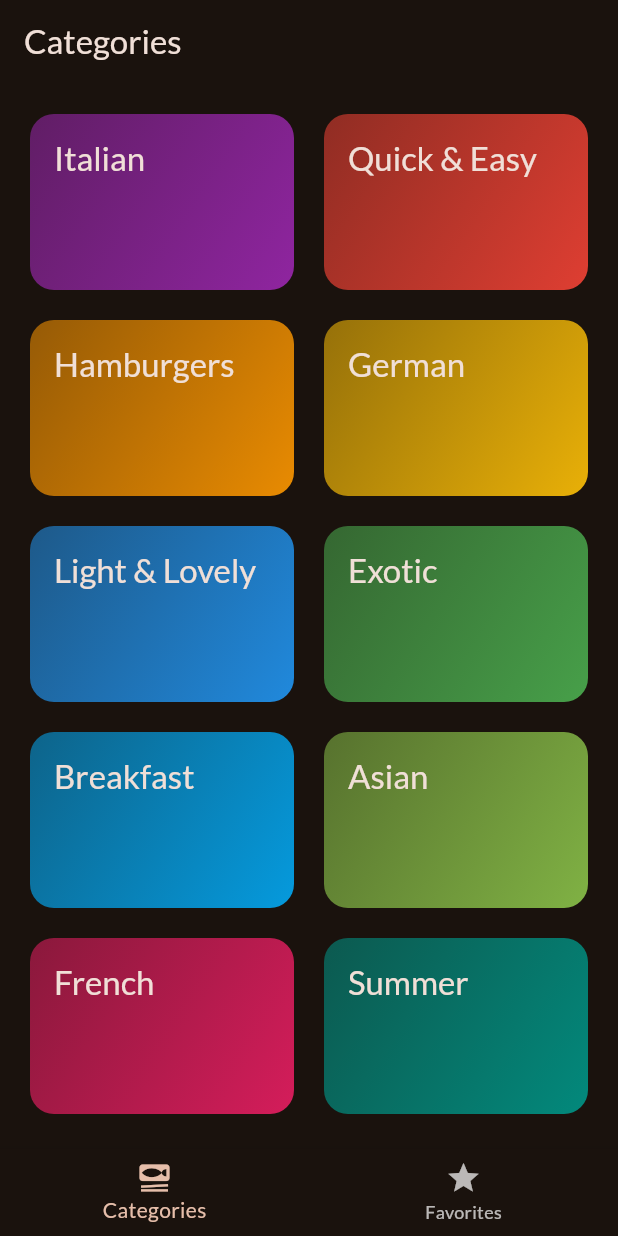
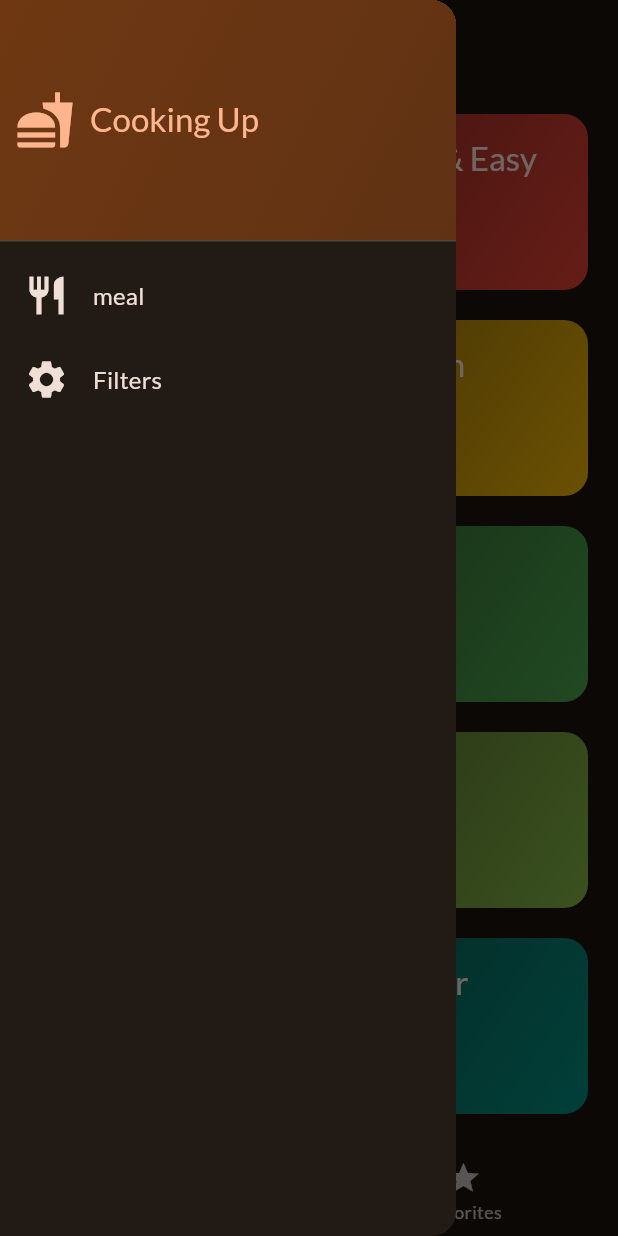
Before and after one commit to rinku-kr/flutter-meal-app, a Flutter app: the screen it shows after launch, with the side drawer open (before the commit the screen has no drawer), on a phone screen of 412 x 824 dp. Run offline on Flutter 3.47's test engine with Material 2 defaults, Android fonts, the phone set to English and light mode, and no system bars; our stand-ins replace google_fonts, transparent_image.

Commit message:
Adding a side drawer!

```diff
--- a/lib/screens/tabs.dart
+++ b/lib/screens/tabs.dart
@@ -3,6 +3,7 @@ import 'package:meal_app/screens/categories.dart';
 import 'package:meal_app/screens/meals.dart';
 
 import 'package:meal_app/models/meal.dart';
+import 'package:meal_app/widgets/main_drawer.dart';
 
 class TabsScreen extends StatefulWidget {
   const TabsScreen({super.key});
@@ -63,6 +64,7 @@ class _TabsScreenState extends State<TabsScreen> {
     }
     return Scaffold(
       appBar: AppBar(title: Text(activePageTitle)),
+      drawer: const MainDrawer(),
       body: activePage,
       bottomNavigationBar: BottomNavigationBar(
         onTap: _selectPage,
--- /dev/null
+++ b/lib/widgets/main_drawer.dart
@@ -0,0 +1,74 @@
+import 'package:flutter/material.dart';
+
+class MainDrawer extends StatelessWidget {
+  const MainDrawer({super.key});
+
+  @override
+  Widget build(BuildContext context) {
+    return Drawer(
+      child: Column(children: [
+        DrawerHeader(
+          padding: const EdgeInsets.all(10),
+          decoration: BoxDecoration(
+              gradient: LinearGradient(
+            colors: [
+              Theme.of(context).colorScheme.primaryContainer,
+              Theme.of(context).colorScheme.primaryContainer.withOpacity(0.8)
+            ],
+            begin: Alignment.topLeft,
+            end: Alignment.bottomRight,
+          )),
+          child: Row(
+            children: [
+              Icon(
+                Icons.fastfood,
+                size: 40,
+                color: Theme.of(context).colorScheme.primary,
+              ),
+              const SizedBox(
+                width: 10,
+              ),
+              Text(
+                'Cooking Up',
+                style: Theme.of(context)
+                    .textTheme
+                    .titleLarge!
+                    .copyWith(color: Theme.of(context).colorScheme.primary),
+              )
+            ],
+          ),
+        ),
+        ListTile(
+          leading: Icon(
+            Icons.restaurant,
+            size: 30,
+            color: Theme.of(context).colorScheme.onBackground,
+          ),
+          title: Text(
+            'meal',
+            style: Theme.of(context)
+                .textTheme
+                .titleMedium!
+                .copyWith(color: Theme.of(context).colorScheme.onBackground),
+          ),
+          onTap: () {},
+        ),
+        ListTile(
+          leading: Icon(
+            Icons.settings,
+            size: 30,
+            color: Theme.of(context).colorScheme.onBackground,
+          ),
+          title: Text(
+            'Filters',
+            style: Theme.of(context)
+                .textTheme
+                .titleMedium!
+                .copyWith(color: Theme.of(context).colorScheme.onBackground),
+          ),
+          onTap: () {},
+        ),
+      ]),
+    );
+  }
+}
```
